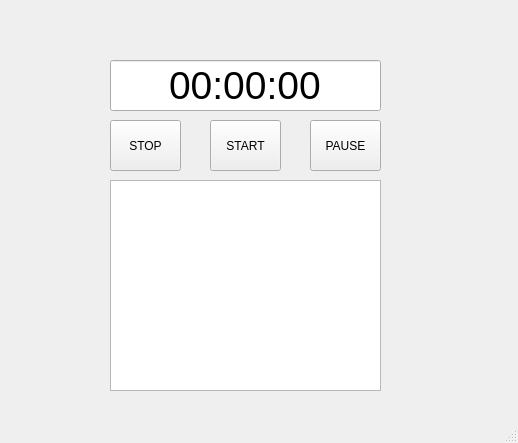
This is stopwatch.ui in Medvedeva-J/PROJECT as Qt 5 draws it before an edit. The edited form follows.
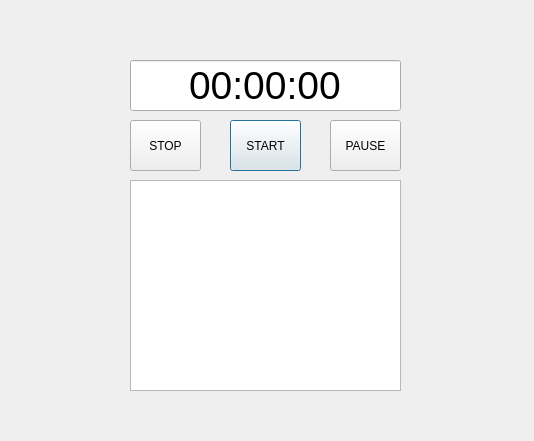
This is the edited form.

The edit to the form file:
```diff
--- a/stopwatch.ui
+++ b/stopwatch.ui
@@ -1,55 +1,22 @@
 <?xml version="1.0" encoding="UTF-8"?>
 <ui version="4.0">
- <class>MainWindow</class>
- <widget class="QMainWindow" name="MainWindow">
-  <property name="enabled">
-   <bool>true</bool>
-  </property>
+ <class>Dialog</class>
+ <widget class="QDialog" name="Dialog">
   <property name="geometry">
    <rect>
     <x>0</x>
     <y>0</y>
-    <width>518</width>
-    <height>443</height>
+    <width>534</width>
+    <height>441</height>
    </rect>
   </property>
   <property name="windowTitle">
    <string>MainWindow</string>
   </property>
-  <property name="layoutDirection">
-   <enum>Qt::LeftToRight</enum>
-  </property>
-  <widget class="QWidget" name="centralwidget">
-   <widget class="QPushButton" name="btn_stop">
-    <property name="geometry">
-     <rect>
-      <x>110</x>
-      <y>120</y>
-      <width>71</width>
-      <height>51</height>
-     </rect>
-    </property>
-    <property name="text">
-     <string>STOP</string>
-    </property>
-   </widget>
-   <widget class="QPushButton" name="btn_pause">
-    <property name="geometry">
-     <rect>
-      <x>310</x>
-      <y>120</y>
-      <width>71</width>
-      <height>51</height>
-     </rect>
-    </property>
-    <property name="text">
-     <string>PAUSE</string>
-    </property>
-   </widget>
    <widget class="QPushButton" name="btn_start">
     <property name="geometry">
      <rect>
-      <x>210</x>
+     <x>230</x>
       <y>120</y>
       <width>71</width>
       <height>51</height>
@@ -59,10 +26,23 @@
      <string>START</string>
     </property>
    </widget>
+  <widget class="QPushButton" name="btn_stop">
+   <property name="geometry">
+    <rect>
+     <x>130</x>
+     <y>120</y>
+     <width>71</width>
+     <height>51</height>
+    </rect>
+   </property>
+   <property name="text">
+    <string>STOP</string>
+   </property>
+  </widget>
    <widget class="QTextEdit" name="flags">
     <property name="geometry">
      <rect>
-      <x>110</x>
+     <x>130</x>
       <y>180</y>
       <width>271</width>
       <height>211</height>
@@ -72,10 +52,23 @@
      <bool>true</bool>
     </property>
    </widget>
+  <widget class="QPushButton" name="btn_pause">
+   <property name="geometry">
+    <rect>
+     <x>330</x>
+     <y>120</y>
+     <width>71</width>
+     <height>51</height>
+    </rect>
+   </property>
+   <property name="text">
+    <string>PAUSE</string>
+   </property>
+  </widget>
    <widget class="QLineEdit" name="label">
     <property name="geometry">
      <rect>
-      <x>110</x>
+     <x>130</x>
       <y>60</y>
       <width>271</width>
       <height>51</height>
@@ -96,18 +89,6 @@
      <bool>true</bool>
     </property>
    </widget>
-  </widget>
-  <widget class="QMenuBar" name="menubar">
-   <property name="geometry">
-    <rect>
-     <x>0</x>
-     <y>0</y>
-     <width>518</width>
-     <height>21</height>
-    </rect>
-   </property>
-  </widget>
-  <widget class="QStatusBar" name="statusbar"/>
  </widget>
  <resources/>
  <connections/>
```
Left out of the diff: 2 changed lines with no effect on the pictures. Lines whose indentation alone changed are shown as unchanged.
